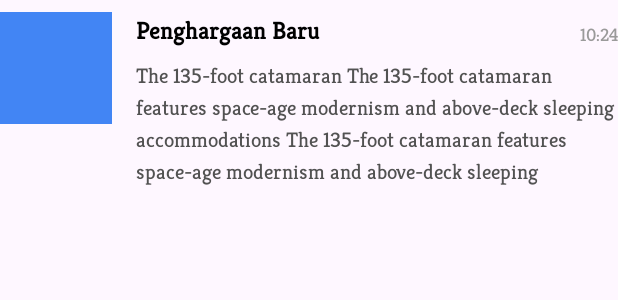
After one commit to FaishalAlbadri/Quexp, an Android app: the layout item_notification.xml on its own in the app's theme, with its tools: preview values and no code run, on a phone screen of 412 x 824 dp. The commit adds this screen. Shown: the top 300 px of the screen. Run offline under Robolectric (Android 15) with nearby library versions, the phone set to English and light mode, and no system bars.

Commit message:
notification list

```diff
--- a/app/src/main/AndroidManifest.xml
+++ b/app/src/main/AndroidManifest.xml
@@ -33,6 +33,9 @@
         android:theme="@style/Theme.Quexp"
         android:usesCleartextTraffic="true"
         tools:targetApi="31">
+        <activity
+            android:name=".ui.notification.NotificationActivity"
+            android:exported="false" />
         <activity
             android:name=".ui.places.PlacesDetailActivity"
             android:exported="false" />
--- a/app/src/main/java/com/bintang/quexp/util/viewmodel/ViewModelFactory.kt
+++ b/app/src/main/java/com/bintang/quexp/util/viewmodel/ViewModelFactory.kt
@@ -10,6 +10,7 @@ import com.bintang.quexp.ui.fragment.scan.QrCodeViewModel
 import com.bintang.quexp.ui.fragment.search.SearchViewModel
 import com.bintang.quexp.ui.fragment.visited.VisitedViewModel
 import com.bintang.quexp.ui.login.LoginViewModel
+import com.bintang.quexp.ui.notification.NotificationViewModel
 import com.bintang.quexp.ui.roadmap.RoadmapViewModel
 import com.bintang.quexp.ui.splashscreen.SplashScreenViewModel
 import com.bintang.quexp.util.UserPreferences
@@ -55,6 +56,9 @@ class ViewModelFactory(private val userPreferences: UserPreferences) : ViewModel
             modelClass.isAssignableFrom(SearchViewModel::class.java) -> {
                 SearchViewModel(userPreferences) as T
             }
+            modelClass.isAssignableFrom(NotificationViewModel::class.java) -> {
+                NotificationViewModel(userPreferences) as T
+            }
             else -> throw IllegalArgumentException("Unknown ViewModel class: " + modelClass.name)
         }
     }
--- a/app/src/main/res/layout/base_toolbar.xml
+++ b/app/src/main/res/layout/base_toolbar.xml
@@ -25,6 +25,7 @@
         android:ellipsize="end"
         android:gravity="center_vertical"
         android:maxLines="1"
+        android:fontFamily="@font/inter"
         android:paddingHorizontal="8dp"
         android:textColor="@android:color/black"
         android:textSize="18sp"
--- /dev/null
+++ b/app/src/main/res/layout/item_notification.xml
@@ -0,0 +1,69 @@
+<?xml version="1.0" encoding="utf-8"?>
+<androidx.constraintlayout.widget.ConstraintLayout xmlns:android="http://schemas.android.com/apk/res/android"
+    xmlns:app="http://schemas.android.com/apk/res-auto"
+    xmlns:tools="http://schemas.android.com/tools"
+    android:layout_width="match_parent"
+    android:layout_height="wrap_content"
+    android:paddingVertical="8dp">
+
+    <ImageView
+        android:id="@+id/img_notification"
+        android:layout_width="0dp"
+        android:layout_height="0dp"
+        android:layout_marginEnd="8dp"
+        app:layout_constraintDimensionRatio="1:1"
+        app:layout_constraintLeft_toLeftOf="parent"
+        app:layout_constraintRight_toLeftOf="@+id/gd_notif"
+        app:layout_constraintTop_toTopOf="parent"
+        tools:background="@color/bg_blue" />
+
+    <androidx.constraintlayout.widget.Guideline
+        android:id="@+id/gd_notif"
+        android:layout_width="wrap_content"
+        android:layout_height="wrap_content"
+        android:orientation="vertical"
+        app:layout_constraintGuide_percent="0.20" />
+
+    <TextView
+        android:id="@+id/txt_title"
+        android:layout_width="0dp"
+        android:layout_height="wrap_content"
+        android:layout_marginHorizontal="8dp"
+        android:fontFamily="@font/kreon"
+        android:maxLines="1"
+        android:textColor="@color/black"
+        android:textSize="16sp"
+        android:textStyle="bold"
+        app:layout_constraintLeft_toRightOf="@+id/gd_notif"
+        app:layout_constraintRight_toLeftOf="@+id/txt_creaeted_time"
+        app:layout_constraintTop_toTopOf="parent"
+        tools:text="Penghargaan Baru" />
+
+    <TextView
+        android:id="@+id/txt_creaeted_time"
+        android:layout_width="wrap_content"
+        android:layout_height="wrap_content"
+        android:fontFamily="@font/kreon"
+        android:textColor="@color/gray_9a"
+        android:textSize="12sp"
+        app:layout_constraintBottom_toBottomOf="@+id/txt_title"
+        app:layout_constraintRight_toRightOf="parent"
+        tools:text="10:24" />
+
+    <TextView
+        android:id="@+id/txt_desc"
+        android:layout_width="0dp"
+        android:layout_height="wrap_content"
+        android:layout_marginTop="8dp"
+        android:fontFamily="@font/kreon"
+        android:lineSpacingExtra="4dp"
+        android:maxLines="4"
+        android:textColor="@color/gray_52"
+        app:layout_constraintBottom_toBottomOf="parent"
+        app:layout_constraintLeft_toLeftOf="@+id/txt_title"
+        app:layout_constraintRight_toRightOf="@+id/txt_creaeted_time"
+        app:layout_constraintTop_toBottomOf="@+id/txt_title"
+        app:layout_constraintVertical_bias="0"
+        tools:text="@string/text_long" />
+
+</androidx.constraintlayout.widget.ConstraintLayout>
```
Also changed, not shown: app/src/main/java/com/bintang/quexp/adapter/NotificationAdapter.kt (added, +42 -0 lines), app/src/main/java/com/bintang/quexp/adapter/NotificationBaseAdapter.kt (added, +36 -0 lines), app/src/main/java/com/bintang/quexp/ui/fragment/home/HomeFragment.kt (+4 -3 lines), app/src/main/java/com/bintang/quexp/ui/notification/NotificationActivity.kt (added, +82 -0 lines), app/src/main/java/com/bintang/quexp/ui/notification/NotificationViewModel.kt (added, +79 -0 lines), app/src/main/res/layout/activity_notification.xml (added, +29 -0 lines), app/src/main/res/layout/item_notification_base.xml (added, +28 -0 lines), app/src/main/res/font/kreon.ttf (added), app/src/main/res/font/kurale.ttf (added).
